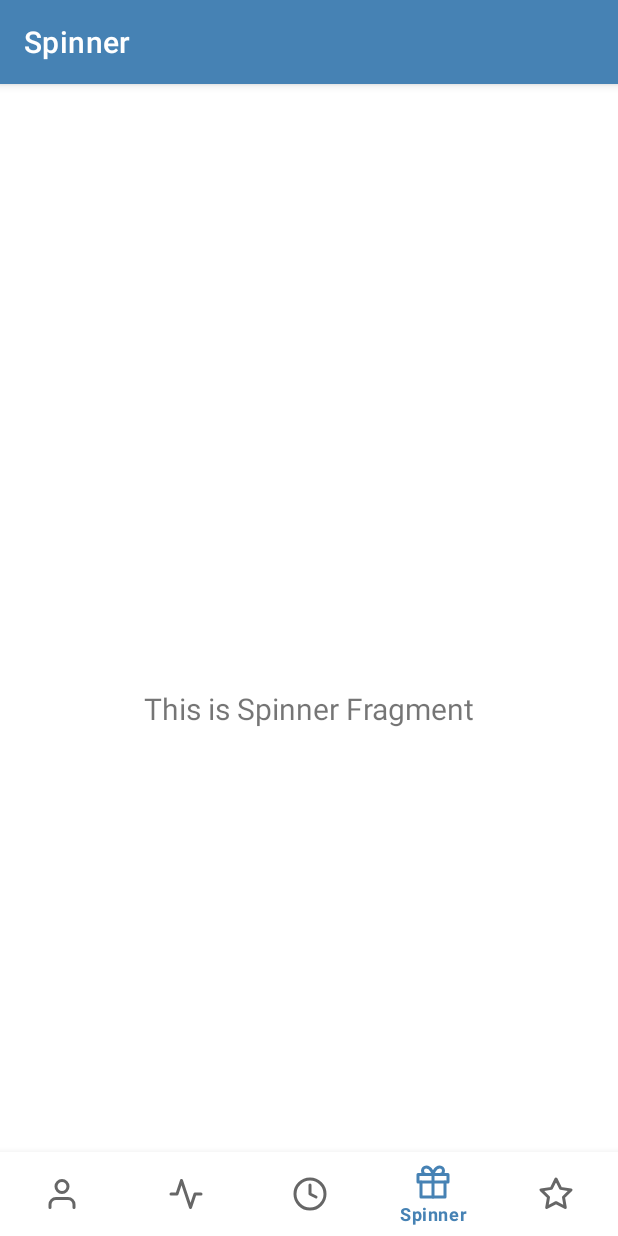
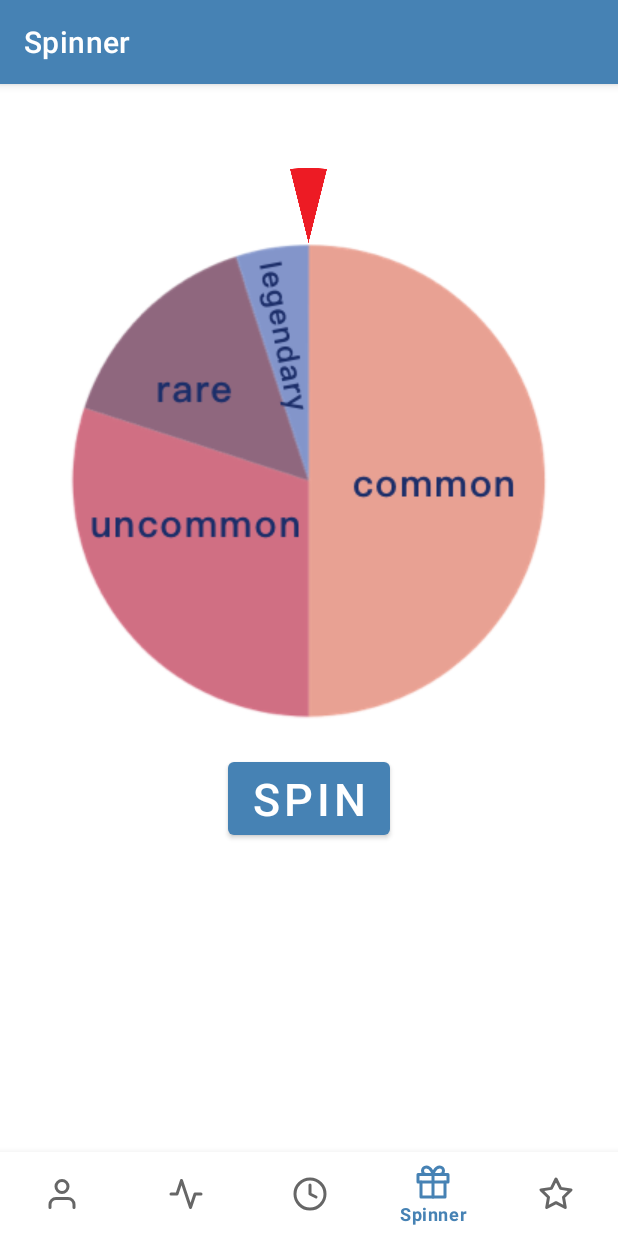
Before and after one commit to wodouxiangxiaole/FocusApp, an Android app: the SpinnerFragment screen opened through its navigation route, on a phone screen of 412 x 824 dp. Run offline under Robolectric (Android 15) with nearby library versions, the phone set to English and light mode, and no system bars; our stand-ins replace navigation-ui.

Commit message:
rebuild spinner

```diff
--- a/app/src/main/java/com/xd/focusapp/ui/spinner/SpinnerFragment.kt
+++ b/app/src/main/java/com/xd/focusapp/ui/spinner/SpinnerFragment.kt
@@ -4,10 +4,18 @@ import android.os.Bundle
 import android.view.LayoutInflater
 import android.view.View
 import android.view.ViewGroup
+import android.view.animation.Animation
+import android.view.animation.DecelerateInterpolator
+import android.view.animation.RotateAnimation
+import android.widget.Button
+import android.widget.ImageView
 import android.widget.TextView
+import android.widget.Toast
 import androidx.fragment.app.Fragment
 import androidx.lifecycle.ViewModelProvider
+import com.xd.focusapp.R
 import com.xd.focusapp.databinding.FragmentSpinnerBinding
+import java.util.*
 
 class SpinnerFragment : Fragment() {
 
@@ -16,6 +24,14 @@ class SpinnerFragment : Fragment() {
     // This property is only valid between onCreateView and
     // onDestroyView.
     private val binding get() = _binding!!
+
+    private lateinit var spin_button: Button
+    private lateinit var wheel: ImageView
+
+    private val sectors = arrayOf("common", "uncommon", "rare", "legendary")
+    private val sectorsDegree = arrayOf(0, 180, 288, 342)
+    private var degree:Int = 0
+    private var isSpinning:Boolean = false
 
     override fun onCreateView(
         inflater: LayoutInflater,
@@ -28,12 +44,57 @@ class SpinnerFragment : Fragment() {
         _binding = FragmentSpinnerBinding.inflate(inflater, container, false)
         val root: View = binding.root
 
-        val textView: TextView = binding.textSpinner
-        spinnerViewModel.text.observe(viewLifecycleOwner) {
-            textView.text = it
+        spin_button = root.findViewById(R.id.spin_button)
+        wheel = root.findViewById(R.id.wheel)
+
+        spin_button.setOnClickListener {
+            if (!isSpinning) {
+                spin()
+                isSpinning = true
+            }
         }
         return root
     }
+
+    fun spin(){
+        var randomDegree = Random().nextInt(360)
+        val rotateAnimation = RotateAnimation(
+            0F, (360*sectors.size + 360-randomDegree).toFloat(),
+            RotateAnimation.RELATIVE_TO_SELF, 0.5f, RotateAnimation.RELATIVE_TO_SELF, 0.5f)
+        rotateAnimation.duration = 3600
+        rotateAnimation.fillAfter = true
+        rotateAnimation.setInterpolator(DecelerateInterpolator())
+        rotateAnimation.setAnimationListener(object: Animation.AnimationListener{
+            override fun onAnimationEnd(p0: Animation?) {
+                isSpinning = false
+                var res:String
+                if(randomDegree <= 180){
+                    res = "common"
+                }
+                else if(randomDegree <= 288){
+                    res = "uncommon"
+                }
+                else if(randomDegree <= 342){
+                    res = "rare"
+                }
+                else{
+                    res = "legendary"
+                }
+                Toast.makeText(requireActivity(),"You got " + res, Toast.LENGTH_SHORT).show()
+            }
+
+            override fun onAnimationStart(p0: Animation?) {
+                println(randomDegree)
+            }
+
+            override fun onAnimationRepeat(p0: Animation?) {
+            }
+
+        })
+
+        wheel.startAnimation(rotateAnimation)
+    }
+
 
     override fun onDestroyView() {
         super.onDestroyView()
--- a/app/src/main/res/layout/fragment_spinner.xml
+++ b/app/src/main/res/layout/fragment_spinner.xml
@@ -1,22 +1,39 @@
 <?xml version="1.0" encoding="utf-8"?>
-<androidx.constraintlayout.widget.ConstraintLayout xmlns:android="http://schemas.android.com/apk/res/android"
+<RelativeLayout xmlns:android="http://schemas.android.com/apk/res/android"
     xmlns:app="http://schemas.android.com/apk/res-auto"
     xmlns:tools="http://schemas.android.com/tools"
     android:layout_width="match_parent"
     android:layout_height="match_parent"
     tools:context=".ui.spinner.SpinnerFragment">
+    <RelativeLayout
+        android:layout_width="wrap_content"
+        android:layout_height="wrap_content"
+        android:layout_centerHorizontal="true">
 
-    <TextView
-        android:id="@+id/text_spinner"
-        android:layout_width="match_parent"
-        android:layout_height="wrap_content"
-        android:layout_marginStart="8dp"
-        android:layout_marginTop="8dp"
-        android:layout_marginEnd="8dp"
-        android:textAlignment="center"
-        android:textSize="20sp"
-        app:layout_constraintBottom_toBottomOf="parent"
-        app:layout_constraintEnd_toEndOf="parent"
-        app:layout_constraintStart_toStartOf="parent"
-        app:layout_constraintTop_toTopOf="parent" />
-</androidx.constraintlayout.widget.ConstraintLayout>
+        <ImageView
+            android:layout_width="50dp"
+            android:layout_height="50dp"
+            android:src="@drawable/target"
+            android:id="@+id/target"
+            android:layout_centerHorizontal="true"
+            />
+
+        <ImageView
+            android:layout_width="wrap_content"
+            android:layout_height="wrap_content"
+            android:src="@drawable/wheel"
+            android:layout_below="@+id/target"
+            android:id="@+id/wheel"
+            />
+
+        <Button
+            android:layout_width="wrap_content"
+            android:layout_height="wrap_content"
+            android:text="Spin"
+            android:textSize="30dp"
+            android:layout_below="@+id/wheel"
+            android:layout_centerHorizontal="true"
+            android:layout_marginTop="20dp"
+            android:id="@+id/spin_button"/>
+    </RelativeLayout>
+</RelativeLayout>
```
Also changed, not shown: app/src/main/res/drawable/target.png (added), app/src/main/res/drawable/wheel.png (added).
